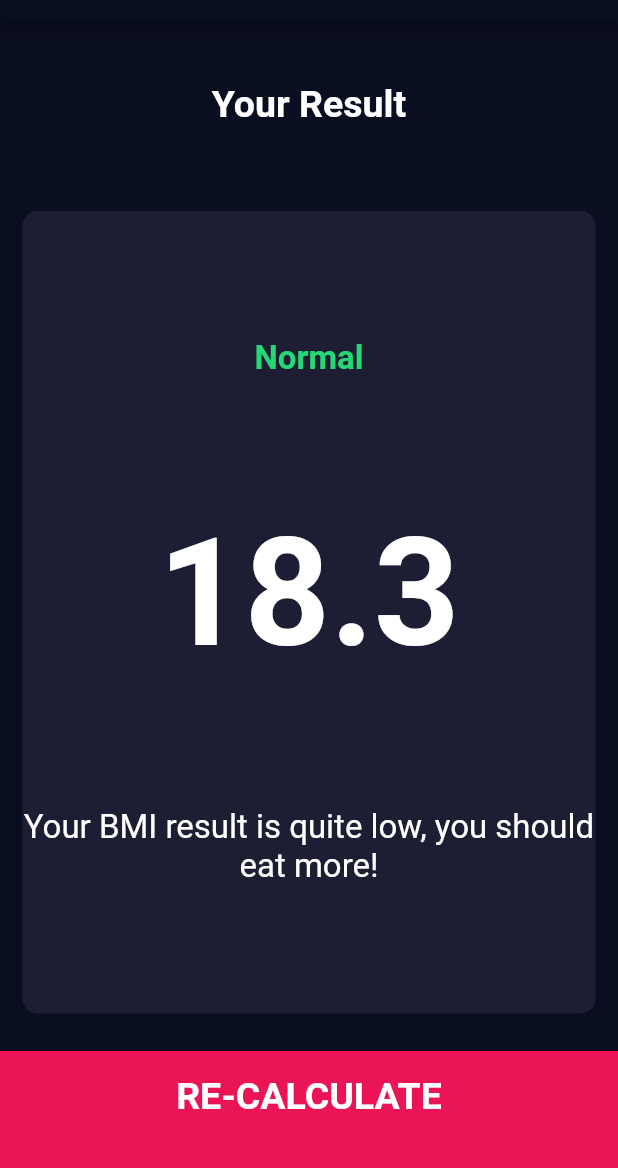
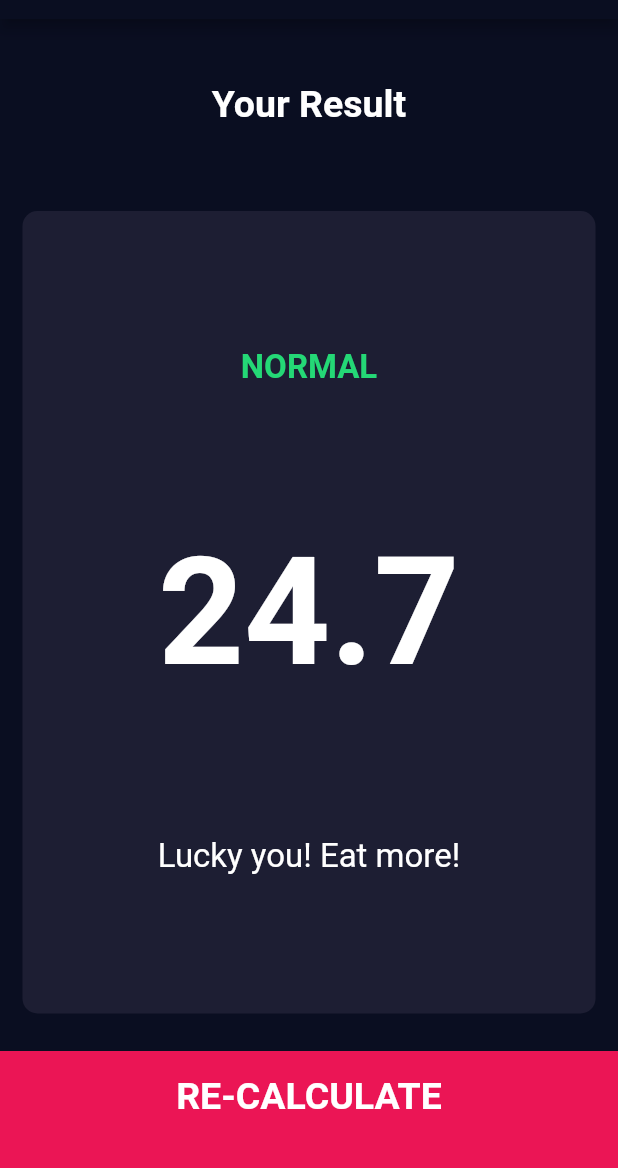
Before and after one commit to maxts0gt/flutter-bmi-calculator, a Flutter app: the screen it shows after launch, after a tap on "CALCULATE", on a phone screen of 412 x 824 dp, the part 65-1233 px from its top. Run offline on Flutter 3.47's test engine with Material 2 defaults, Android fonts, the phone set to English and light mode, and no system bars; our stand-ins replace font_awesome_flutter.

```diff
--- /dev/null
+++ b/lib/calculator_brain.dart
@@ -0,0 +1,35 @@
+import 'dart:math';
+
+class CalculatorBrain {
+  CalculatorBrain({this.height, this.weight});
+
+  final int height;
+  final int weight;
+
+  double _bmi;
+
+  String calculateBMI() {
+    _bmi = weight / pow(height / 100, 2);
+    return _bmi.toStringAsFixed(1);
+  }
+
+  String getResult() {
+    if (_bmi >= 25) {
+      return 'Overweight';
+    } else if (_bmi > 18.5) {
+      return 'Normal';
+    } else {
+      return 'Underweight';
+    }
+  }
+
+  String getInterpretation() {
+    if (_bmi >= 25) {
+      return 'Lose some! You can do it!';
+    } else if (_bmi > 18.5) {
+      return 'Lucky you! Eat more!';
+    } else {
+      return 'You can pass!';
+    }
+  }
+}
--- a/lib/screens/input_page.dart
+++ b/lib/screens/input_page.dart
@@ -6,6 +6,7 @@ import '../constants.dart';
 import 'result_page.dart';
 import '../components/bottom_button.dart';
 import '../components/roundIconButton.dart';
+import '../calculator_brain.dart';
 
 enum Gender { male, female }
 
@@ -207,10 +208,18 @@ class _InputPageState extends State<InputPage> {
           BottomButton(
               buttonTitle: 'CALCULATE',
               onTap: () {
+                CalculatorBrain calc = CalculatorBrain(
+                  height: height,
+                  weight: weight,
+                );
                 Navigator.push(
                   context,
                   MaterialPageRoute(
-                    builder: (context) => ResultsPage(),
+                    builder: (context) => ResultsPage(
+                      bmiResult: calc.calculateBMI(),
+                      resultText: calc.getResult(),
+                      interpretation: calc.getInterpretation(),
+                    ),
                   ),
                 );
               })
--- a/lib/screens/result_page.dart
+++ b/lib/screens/result_page.dart
@@ -4,6 +4,12 @@ import '../constants.dart';
 import '../components/bottom_button.dart';
 
 class ResultsPage extends StatelessWidget {
+  ResultsPage({@required this.bmiResult, this.resultText, this.interpretation});
+
+  final String bmiResult;
+  final String resultText;
+  final String interpretation;
+
   @override
   Widget build(BuildContext context) {
     return Scaffold(
@@ -35,15 +41,15 @@ class ResultsPage extends StatelessWidget {
                 crossAxisAlignment: CrossAxisAlignment.center,
                 children: [
                   Text(
-                    'Normal',
+                    resultText.toUpperCase(),
                     style: kResultTextStyle,
                   ),
                   Text(
-                    '18.3',
+                    bmiResult,
                     style: kBMITextStyle,
                   ),
                   Text(
-                    'Your BMI result is quite low, you should eat more!',
+                    interpretation,
                     textAlign: TextAlign.center,
                     style: kBodyTextStyle,
                   )
```
